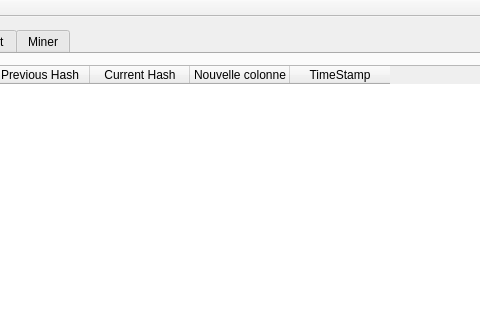
This is Masternode/mainwindow.ui in salim97/blockchain-Qt as Qt 5 draws it before an edit; both pictures show x 135 to 615 and y 0 to 320 of the 844 by 483 pixel window. The edited form follows.
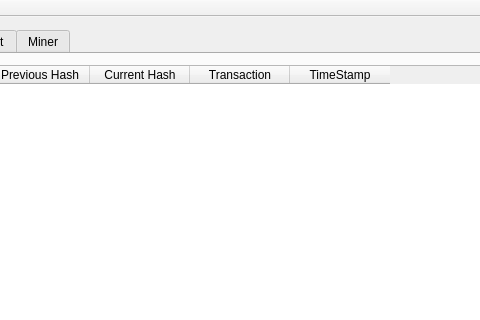
This is the edited form. The open tabs and pages were chosen to show the change.

What changed in the file:
```diff
--- a/Masternode/mainwindow.ui
+++ b/Masternode/mainwindow.ui
@@ -50,7 +50,7 @@
           </column>
           <column>
            <property name="text">
-            <string>Nouvelle colonne</string>
+            <string>Transaction</string>
            </property>
           </column>
           <column>
```
Left out of the diff: 2 changed lines with no effect on the pictures.
